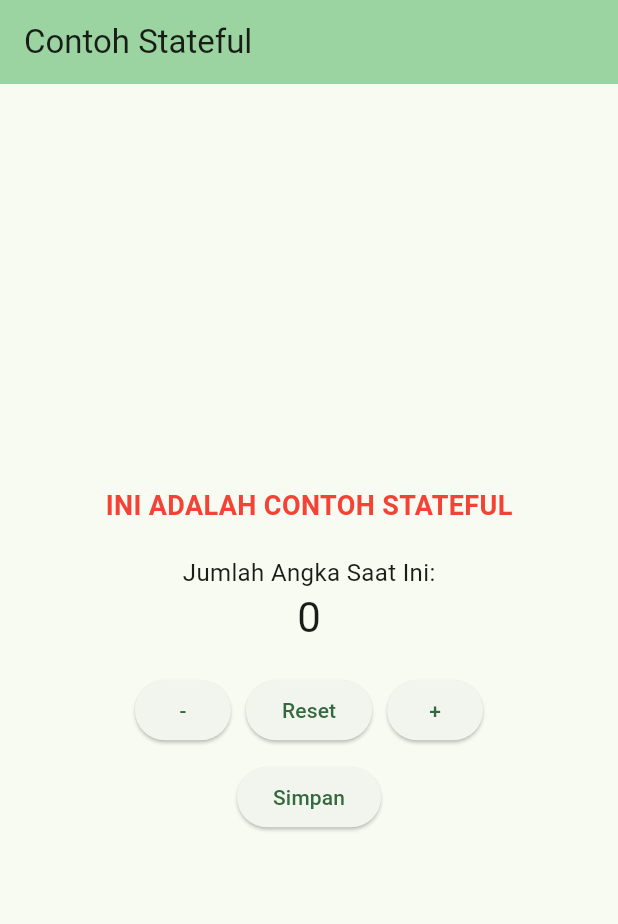
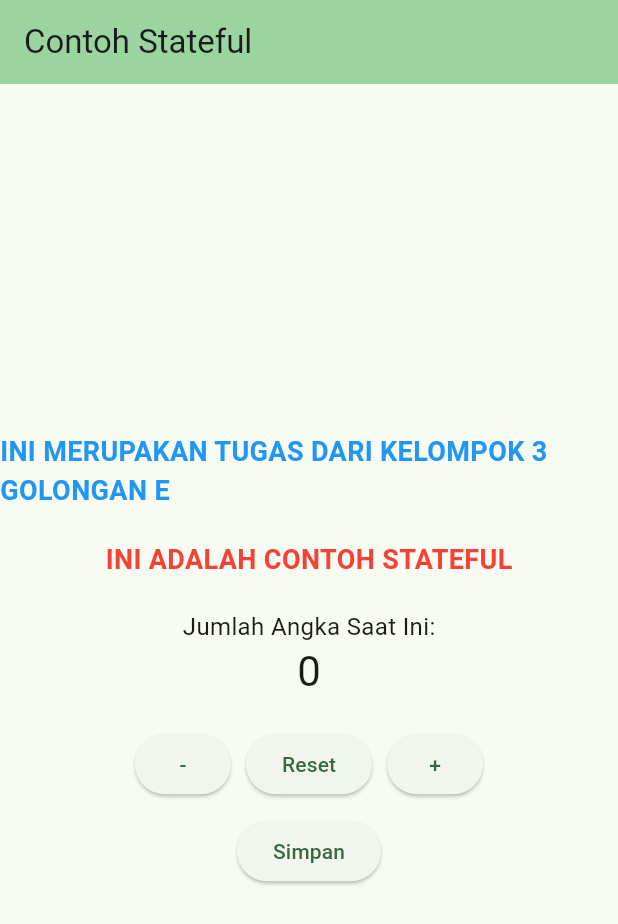
Before and after one commit to aldihaqq03/mobile_kel3, a Flutter app: the screen it shows after launch, on a phone screen of 412 x 824 dp. Shown: the top 924 px of the screen. Run offline on Flutter 3.47's test engine with Material 3 defaults, Android fonts, the light colour scheme and no system bars.

Commit message:
Update main.dart

```diff
--- a/mobile_kelompok3/lib/main.dart
+++ b/mobile_kelompok3/lib/main.dart
@@ -24,7 +24,6 @@ class MyApp extends StatelessWidget {
 
 class MyHomePage extends StatefulWidget {
   const MyHomePage({super.key, required this.title});
-
   final String title;
 
   @override
@@ -53,7 +52,6 @@ class _MyHomePageState extends State<MyHomePage> {
   }
 
   void _simpan() {
-    // Logika untuk menyimpan data (contoh: print ke console)
     print('Angka disimpan: $_counter');
 
     ScaffoldMessenger.of(
@@ -72,7 +70,12 @@ class _MyHomePageState extends State<MyHomePage> {
         child: Column(
           mainAxisAlignment: MainAxisAlignment.center,
           children: [
-            // Tulisan merah bebas
+            // ================== STATELESS ==================
+            const TulisanStateless(),
+
+            const SizedBox(height: 20),
+
+            // ================== STATEFUL ==================
             const Text(
               'INI ADALAH CONTOH STATEFUL',
               style: TextStyle(
@@ -96,7 +99,6 @@ class _MyHomePageState extends State<MyHomePage> {
 
             const SizedBox(height: 20),
 
-            // Varian tombol
             Row(
               mainAxisAlignment: MainAxisAlignment.center,
               children: [
@@ -107,16 +109,29 @@ class _MyHomePageState extends State<MyHomePage> {
                 ElevatedButton(onPressed: _tambah, child: const Text('+')),
               ],
             ),
+
             const SizedBox(height: 10),
-            Row(
-              mainAxisAlignment: MainAxisAlignment.center,
-              children: [
-                ElevatedButton(onPressed: _simpan, child: const Text('Simpan')),
-              ],
-            ),
+
+            ElevatedButton(onPressed: _simpan, child: const Text('Simpan')),
           ],
         ),
       ),
     );
   }
 }
+
+class TulisanStateless extends StatelessWidget {
+  const TulisanStateless({super.key});
+
+  @override
+  Widget build(BuildContext context) {
+    return const Text(
+      'INI MERUPAKAN TUGAS DARI KELOMPOK 3 GOLONGAN E',
+      style: TextStyle(
+        color: Colors.blue,
+        fontSize: 18,
+        fontWeight: FontWeight.bold,
+      ),
+    );
+  }
+}
```
